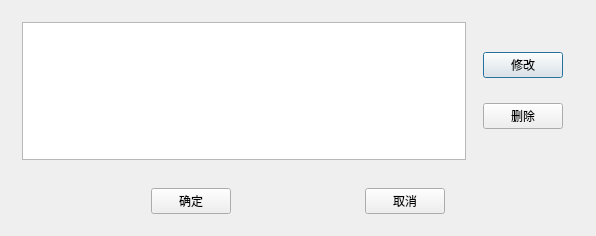
Above: TW/Manage_InsData.ui from Shixuku/Tower-Visual before the change. Below: the same form after it.
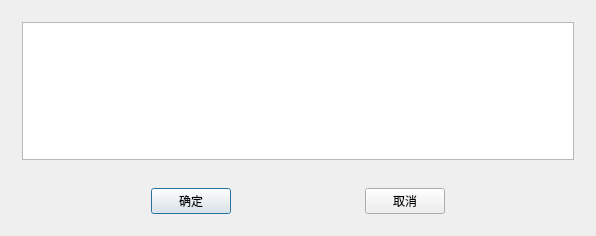
That is the form after the change.

```diff
--- a/TW/Manage_InsData.ui
+++ b/TW/Manage_InsData.ui
@@ -20,26 +20,6 @@
       <item>
        <widget class="QTableWidget" name="tableWidget"/>
       </item>
-      <item>
-       <widget class="QWidget" name="widget_3" native="true">
-        <layout class="QVBoxLayout" name="verticalLayout_2">
-         <item>
-          <widget class="QPushButton" name="btn_modify">
-           <property name="text">
-            <string>修改</string>
-           </property>
-          </widget>
-         </item>
-         <item>
-          <widget class="QPushButton" name="btn_delete">
-           <property name="text">
-            <string>删除</string>
-           </property>
-          </widget>
-         </item>
-        </layout>
-       </widget>
-      </item>
      </layout>
     </widget>
    </item>
```
